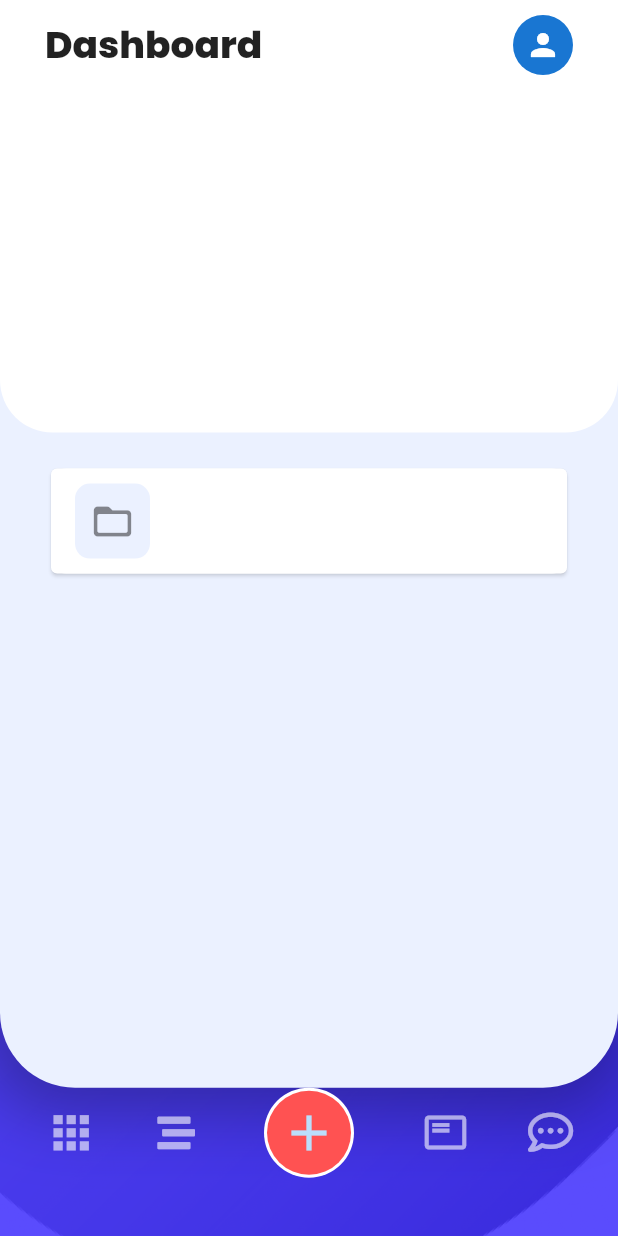
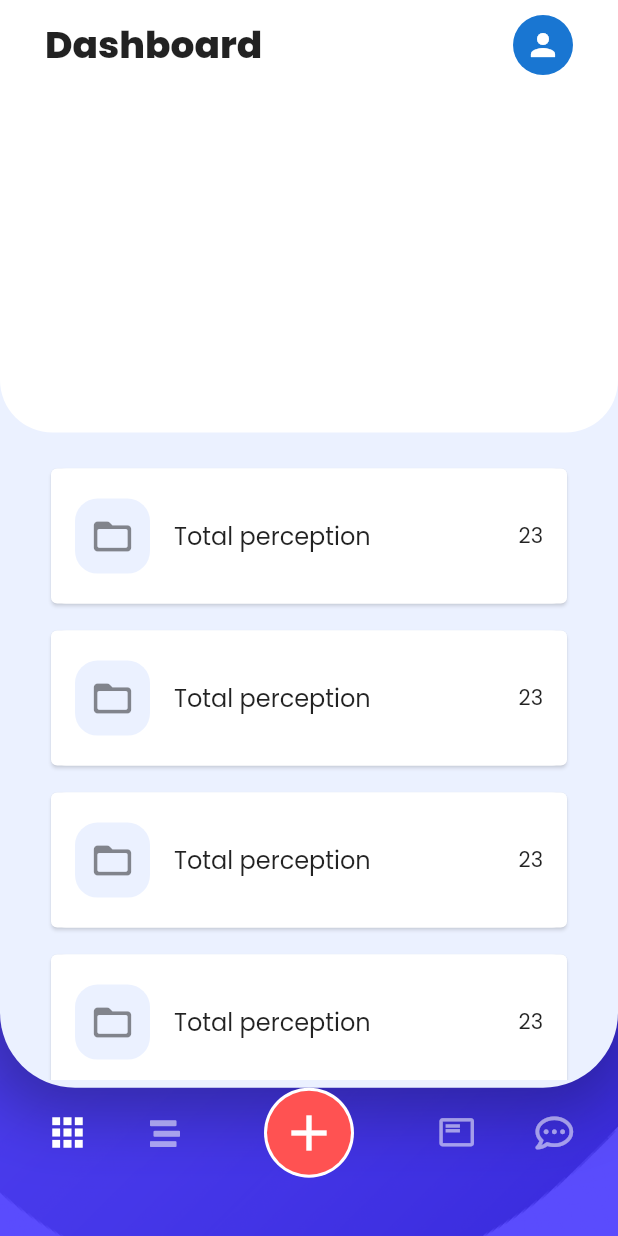
Before and after one commit to codesalley/pre-cure, a Flutter app: the screen it shows after launch, on a phone screen of 412 x 824 dp. Run offline on Flutter 3.47's test engine with Material 2 defaults, Android fonts, the phone set to English and light mode, and no system bars; our stand-ins replace font_awesome_flutter.

Commit message:
color define

```diff
--- a/lib/constants.dart
+++ b/lib/constants.dart
@@ -1,3 +1,9 @@
 import 'package:flutter/material.dart';
 
 const KmainColor = Color(0xffEBF1FF);
+
+const kCompleteColor = Colors.greenAccent;
+
+const kPendingColor = Colors.red;
+
+const kOngoingColor = Colors.redAccent;
--- a/lib/screens/dashboard.dart
+++ b/lib/screens/dashboard.dart
@@ -1,6 +1,9 @@
 import 'package:flutter/material.dart';
 import 'package:font_awesome_flutter/font_awesome_flutter.dart';
 import 'package:pre_cure/constants.dart';
+import 'package:pre_cure/widgets/customListTile.dart';
+import 'package:pre_cure/widgets/custome_nav_bar.dart';
+import 'package:pre_cure/widgets/headerBar.dart';
 
 class DashBoard extends StatelessWidget {
   @override
@@ -19,6 +22,7 @@ class DashBoard extends StatelessWidget {
       child: Column(
         children: [
           Container(
+            padding: EdgeInsets.only(bottom: 5),
             decoration: BoxDecoration(
               boxShadow: [
                 BoxShadow(
@@ -37,6 +41,7 @@ class DashBoard extends StatelessWidget {
             height: kHeight * 0.88,
             width: kWidth,
             child: SafeArea(
+              child: SingleChildScrollView(
                 child: Column(
                   children: [
                     Container(
@@ -44,6 +49,7 @@ class DashBoard extends StatelessWidget {
                         left: 30,
                         right: 30,
                         top: 10,
+                        // bottom: 60,
                       ),
                       decoration: BoxDecoration(
                         color: Colors.white,
@@ -56,125 +62,35 @@ class DashBoard extends StatelessWidget {
                       height: kHeight * 0.35,
                       child: Column(
                         children: [
-                        Row(
-                          mainAxisAlignment: MainAxisAlignment.spaceBetween,
-                          children: [
-                            Text(
-                              'Dashboard',
-                              style: TextStyle(
-                                fontSize: 25,
-                                fontFamily: 'Poppins',
-                                fontWeight: FontWeight.w900,
-                              ),
-                            ),
-                            CircleAvatar(
-                              child: Icon(Icons.person),
-                            ),
-                          ],
-                        ),
+                          HeaderBar(),
                         ],
                       ),
                     ),
                     SizedBox(
                       height: 20,
                     ),
-                  Padding(
-                    padding: EdgeInsets.symmetric(horizontal: 30),
-                    child: Column(
-                      children: [
-                        Card(
-                          elevation: 1,
-                          shadowColor: KmainColor,
-                          child: Container(
-                            height: 70,
-                            decoration: BoxDecoration(
-                              color: Colors.white,
-                              borderRadius: BorderRadius.circular(10),
+                    CustomListTile(),
+                    SizedBox(
+                      height: 10,
                     ),
-                            child: Center(
-                              child: ListTile(
-                                //tileColor: Colors.white,
-                                leading: Container(
-                                  decoration: BoxDecoration(
-                                    color: KmainColor,
-                                    borderRadius: BorderRadius.circular(10),
+                    CustomListTile(),
+                    SizedBox(
+                      height: 10,
                     ),
-                                  width: 50,
-                                  height: 50,
-                                  child: Icon(
-                                    Icons.folder_open_rounded,
-                                    size: 30,
+                    CustomListTile(),
+                    SizedBox(
+                      height: 10,
                     ),
-                                ),
-                              ),
-                            ),
-                          ),
-                        )
+                    CustomListTile(),
                   ],
                 ),
-                  ),
-                ],
               ),
             ),
           ),
           SafeArea(
             child: Align(
               alignment: FractionalOffset.bottomCenter,
-              child: Container(
-                margin: EdgeInsets.only(left: 30, right: 30),
-                // margin: EdgeInsets.only(bottom: 5),
-                child: Row(
-                  mainAxisAlignment: MainAxisAlignment.spaceBetween,
-                  children: [
-                    Row(
-                      children: [
-                        Icon(
-                          Icons.apps,
-                          color: Colors.white60,
-                          size: 35,
-                        ),
-                        SizedBox(
-                          width: 40,
-                        ),
-                        Icon(
-                          FontAwesomeIcons.stream,
-                          color: Colors.white60,
-                          size: 25,
-                        ),
-                      ],
-                    ),
-                    CircleAvatar(
-                      radius: 30,
-                      backgroundColor: Colors.white,
-                      child: CircleAvatar(
-                        radius: 28,
-                        backgroundColor: Colors.redAccent,
-                        child: Icon(
-                          Icons.add,
-                          size: 40,
-                        ),
-                      ),
-                    ),
-                    Row(
-                      children: [
-                        Icon(
-                          Icons.featured_play_list_outlined,
-                          color: Colors.white60,
-                          size: 30,
-                        ),
-                        SizedBox(
-                          width: 40,
-                        ),
-                        Icon(
-                          FontAwesomeIcons.commentDots,
-                          color: Colors.white60,
-                          size: 30,
-                        ),
-                      ],
-                    ),
-                  ],
-                ),
-              ),
+              child: BottomNavBbar(),
             ),
           ),
         ],
--- /dev/null
+++ b/lib/widgets/customListTile.dart
@@ -0,0 +1,60 @@
+import 'package:flutter/material.dart';
+import 'package:pre_cure/constants.dart';
+
+class CustomListTile extends StatelessWidget {
+  const CustomListTile({
+    Key key,
+  }) : super(key: key);
+
+  @override
+  Widget build(BuildContext context) {
+    return Padding(
+      padding: EdgeInsets.symmetric(horizontal: 30),
+      child: Column(
+        children: [
+          Card(
+            elevation: 1,
+            shadowColor: KmainColor,
+            child: Container(
+              height: 90,
+              decoration: BoxDecoration(
+                color: Colors.white,
+                borderRadius: BorderRadius.circular(10),
+              ),
+              child: Center(
+                child: ListTile(
+                  leading: Container(
+                    decoration: BoxDecoration(
+                      color: KmainColor,
+                      borderRadius: BorderRadius.circular(15),
+                    ),
+                    width: 50,
+                    height: 50,
+                    child: Icon(
+                      Icons.folder_open_rounded,
+                      size: 30,
+                    ),
+                  ),
+                  title: Text(
+                    'Total perception',
+                    style: TextStyle(
+                      fontFamily: 'Poppins',
+                      fontWeight: FontWeight.w400,
+                    ),
+                  ),
+                  trailing: Text(
+                    '23',
+                    style: TextStyle(
+                      fontFamily: 'Poppins',
+                      fontWeight: FontWeight.w400,
+                    ),
+                  ),
+                ),
+              ),
+            ),
+          )
+        ],
+      ),
+    );
+  }
+}
--- /dev/null
+++ b/lib/widgets/custome_nav_bar.dart
@@ -0,0 +1,70 @@
+import 'package:flutter/material.dart';
+import 'package:font_awesome_flutter/font_awesome_flutter.dart';
+
+class BottomNavBbar extends StatelessWidget {
+  const BottomNavBbar({
+    Key key,
+  }) : super(key: key);
+
+  @override
+  Widget build(BuildContext context) {
+    double iconSize = 30;
+
+    return Container(
+      margin: EdgeInsets.only(left: 30, right: 30),
+      // margin: EdgeInsets.only(bottom: 5),
+      child: Row(
+        mainAxisAlignment: MainAxisAlignment.spaceBetween,
+        children: [
+          Row(
+            children: [
+              Icon(
+                Icons.apps,
+                color: Colors.white,
+                size: iconSize,
+              ),
+              SizedBox(
+                width: 40,
+              ),
+              Icon(
+                FontAwesomeIcons.stream,
+                color: Colors.white54,
+                size: 20,
+              ),
+            ],
+          ),
+          CircleAvatar(
+            radius: 30,
+            backgroundColor: Colors.white,
+            child: CircleAvatar(
+              radius: 28,
+              backgroundColor: Colors.redAccent,
+              child: Icon(
+                Icons.add,
+                size: 40,
+                color: Colors.white,
+              ),
+            ),
+          ),
+          Row(
+            children: [
+              Icon(
+                Icons.featured_play_list_outlined,
+                color: Colors.white54,
+                size: 25,
+              ),
+              SizedBox(
+                width: 40,
+              ),
+              Icon(
+                FontAwesomeIcons.commentDots,
+                color: Colors.white54,
+                size: 25,
+              ),
+            ],
+          ),
+        ],
+      ),
+    );
+  }
+}
--- /dev/null
+++ b/lib/widgets/headerBar.dart
@@ -0,0 +1,31 @@
+import 'package:flutter/material.dart';
+
+class HeaderBar extends StatelessWidget {
+  const HeaderBar({
+    Key key,
+  }) : super(key: key);
+
+  @override
+  Widget build(BuildContext context) {
+    return Column(
+      children: [
+        Row(
+          mainAxisAlignment: MainAxisAlignment.spaceBetween,
+          children: [
+            Text(
+              'Dashboard',
+              style: TextStyle(
+                fontSize: 25,
+                fontFamily: 'Poppins',
+                fontWeight: FontWeight.w900,
+              ),
+            ),
+            CircleAvatar(
+              child: Icon(Icons.person),
+            ),
+          ],
+        ),
+      ],
+    );
+  }
+}
```
Lines whose indentation alone changed are shown as unchanged.
